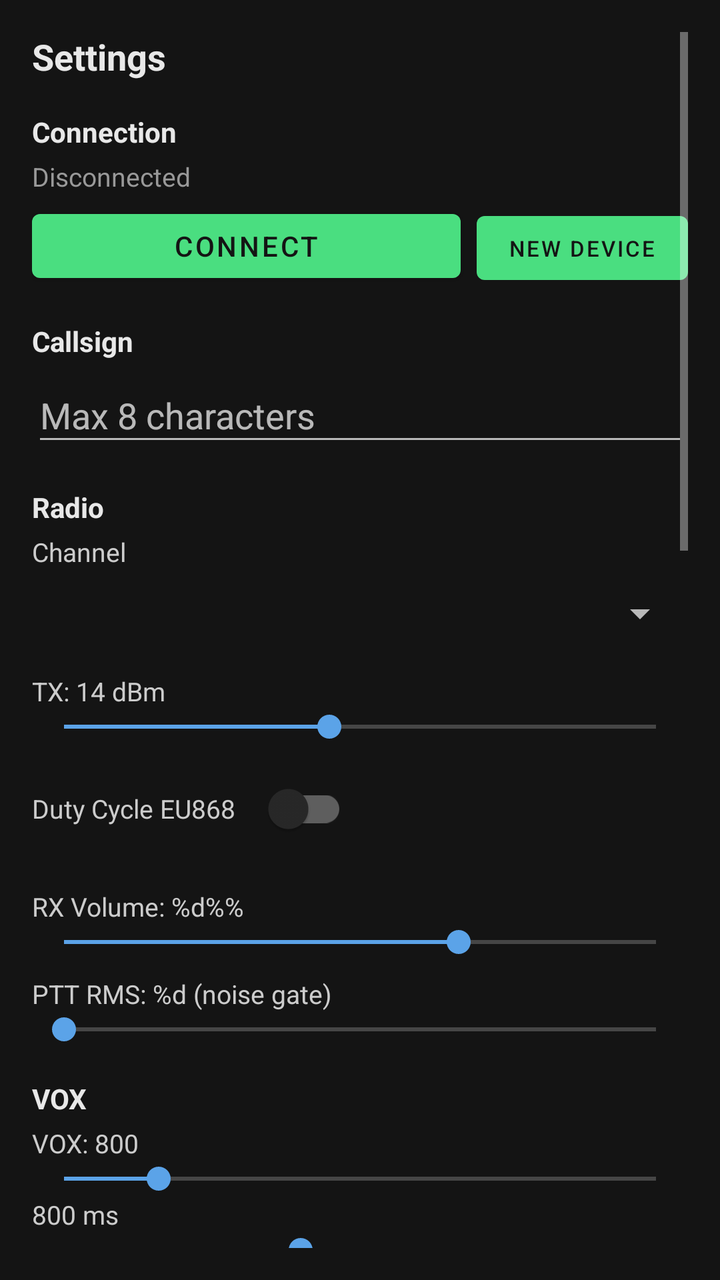
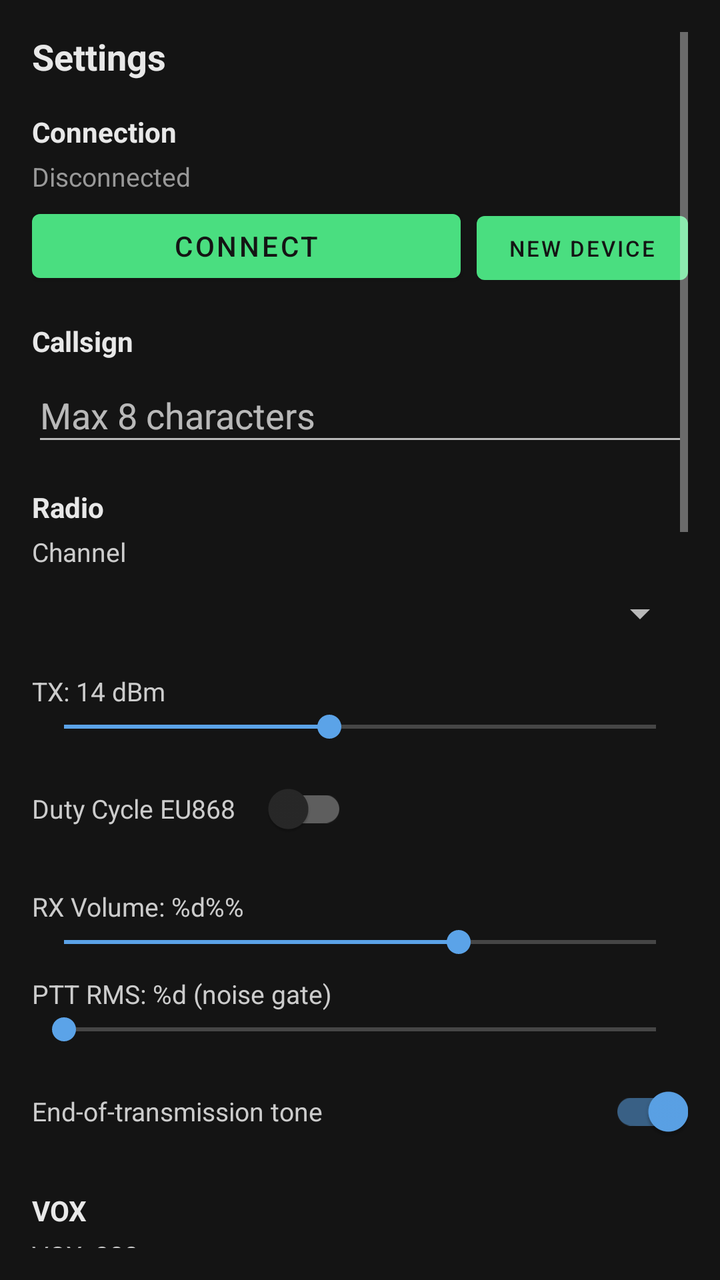

Compare the two renders of this Android layout. The source of the first and the diff that turns it into the second are given below.
<!-- AndroidManifest.xml: application theme Theme.MeshTRX -->
<!-- res/layout/fragment_settings.xml -->
<?xml version="1.0" encoding="utf-8"?>
<ScrollView xmlns:android="http://schemas.android.com/apk/res/android"
    android:layout_width="match_parent"
    android:layout_height="match_parent"
    android:padding="16dp"
    android:background="#141414">

    <LinearLayout
        android:layout_width="match_parent"
        android:layout_height="wrap_content"
        android:orientation="vertical">

        <TextView android:layout_width="wrap_content" android:layout_height="wrap_content"
            android:text="@string/settings_title" android:textSize="18sp" android:textStyle="bold"
            android:textColor="#e8e8e8" android:layout_marginBottom="16dp" />

        
        <TextView android:layout_width="wrap_content" android:layout_height="wrap_content"
            android:text="@string/connection" android:textSize="14sp" android:textStyle="bold"
            android:textColor="#e8e8e8" android:layout_marginBottom="4dp" />

        <TextView android:id="@+id/tvConnStatus"
            android:layout_width="match_parent" android:layout_height="wrap_content"
            android:text="@string/disconnected" android:textSize="13sp" android:textColor="#999"
            android:layout_marginBottom="4dp" />

        <LinearLayout
            android:layout_width="match_parent" android:layout_height="wrap_content"
            android:orientation="horizontal" android:layout_marginBottom="16dp">
            <Button android:id="@+id/btnConnect"
                android:layout_width="0dp" android:layout_height="44dp" android:layout_weight="1"
                android:text="@string/connect" />
            <Button android:id="@+id/btnForgetDevice"
                android:layout_width="wrap_content" android:layout_height="44dp"
                android:text="@string/new_device" android:textSize="11sp"
                android:layout_marginStart="8dp" />
        </LinearLayout>

        
        <TextView android:layout_width="wrap_content" android:layout_height="wrap_content"
            android:text="@string/callsign" android:textSize="14sp" android:textStyle="bold"
            android:textColor="#e8e8e8" android:layout_marginBottom="4dp" />
        <EditText android:id="@+id/etCallSign"
            android:layout_width="match_parent" android:layout_height="44dp"
            android:hint="@string/callsign_hint" android:maxLength="8"
            android:inputType="text" android:singleLine="true"
            android:layout_marginBottom="16dp" />

        
        <TextView android:layout_width="wrap_content" android:layout_height="wrap_content"
            android:text="@string/radio" android:textSize="14sp" android:textStyle="bold"
            android:textColor="#e8e8e8" android:layout_marginBottom="4dp" />

        
        <TextView android:layout_width="wrap_content" android:layout_height="wrap_content"
            android:text="@string/channel_label" android:textSize="13sp" android:textColor="#cccccc" />
        <Spinner android:id="@+id/spinnerChannel"
            android:layout_width="match_parent" android:layout_height="44dp"
            android:layout_marginBottom="8dp" />

        <TextView android:id="@+id/tvTxPower"
            android:layout_width="wrap_content" android:layout_height="wrap_content"
            android:text="TX: 14 dBm" android:textSize="13sp" android:textColor="#cccccc" />
        <SeekBar android:id="@+id/seekTxPower"
            android:layout_width="match_parent" android:layout_height="wrap_content"
            android:min="1" android:max="30" android:progress="14" />

        <LinearLayout
            android:layout_width="match_parent" android:layout_height="wrap_content"
            android:orientation="horizontal" android:gravity="center_vertical"
            android:layout_marginTop="8dp" android:layout_marginBottom="16dp">
            <TextView android:layout_width="wrap_content" android:layout_height="wrap_content"
                android:text="@string/duty_cycle" android:textSize="13sp" android:textColor="#cccccc" />
            <com.google.android.material.switchmaterial.SwitchMaterial
                android:id="@+id/switchDutyCycle"
                android:layout_width="wrap_content" android:layout_height="wrap_content"
                android:layout_marginStart="8dp" />
        </LinearLayout>

        
        <TextView android:id="@+id/tvRxVolume"
            android:layout_width="wrap_content" android:layout_height="wrap_content"
            android:text="@string/rx_volume" android:textSize="13sp" android:textColor="#cccccc" />
        <SeekBar android:id="@+id/seekRxVolume"
            android:layout_width="match_parent" android:layout_height="wrap_content"
            android:max="300" android:progress="200"
            android:layout_marginBottom="8dp" />

        
        <TextView android:id="@+id/tvPttRms"
            android:layout_width="wrap_content" android:layout_height="wrap_content"
            android:text="@string/ptt_rms" android:textSize="13sp" android:textColor="#cccccc" />
        <SeekBar android:id="@+id/seekPttRms"
            android:layout_width="match_parent" android:layout_height="wrap_content"
            android:max="1000" android:progress="0"
            android:layout_marginBottom="16dp" />

        
        <TextView android:layout_width="wrap_content" android:layout_height="wrap_content"
            android:text="VOX" android:textSize="14sp" android:textStyle="bold"
            android:textColor="#e8e8e8" android:layout_marginBottom="4dp" />
        <TextView android:id="@+id/tvVoxThreshold"
            android:layout_width="wrap_content" android:layout_height="wrap_content"
            android:text="VOX: 800" android:textSize="13sp" android:textColor="#cccccc" />
        <SeekBar android:id="@+id/seekVoxThreshold"
            android:layout_width="match_parent" android:layout_height="wrap_content"
            android:max="5000" android:progress="800" />
        <TextView android:id="@+id/tvVoxHangtime"
            android:layout_width="wrap_content" android:layout_height="wrap_content"
            android:text="800 ms" android:textSize="13sp" android:textColor="#cccccc" />
        <SeekBar android:id="@+id/seekVoxHangtime"
            android:layout_width="match_parent" android:layout_height="wrap_content"
            android:max="2000" android:progress="800"
            android:layout_marginBottom="16dp" />

        
        <TextView android:layout_width="wrap_content" android:layout_height="wrap_content"
            android:text="@string/beacon" android:textSize="14sp" android:textStyle="bold"
            android:textColor="#e8e8e8" android:layout_marginBottom="4dp" />
        <Spinner android:id="@+id/spinnerBeaconInterval"
            android:layout_width="match_parent" android:layout_height="44dp"
            android:layout_marginBottom="16dp" />

        
        <TextView android:layout_width="wrap_content" android:layout_height="wrap_content"
            android:text="@string/peer_list" android:textSize="14sp" android:textStyle="bold"
            android:textColor="#e8e8e8" android:layout_marginBottom="4dp" />
        <TextView android:id="@+id/tvPeerTimeout"
            android:layout_width="wrap_content" android:layout_height="wrap_content"
            android:text="@string/remove_after" android:textSize="13sp" android:textColor="#cccccc" />
        <Spinner android:id="@+id/spinnerPeerTimeout"
            android:layout_width="match_parent" android:layout_height="44dp"
            android:layout_marginBottom="16dp" />

        
        <TextView android:layout_width="wrap_content" android:layout_height="wrap_content"
            android:text="@string/file_history" android:textSize="14sp" android:textStyle="bold"
            android:textColor="#e8e8e8" android:layout_marginBottom="4dp" />
        <Spinner android:id="@+id/spinnerFileHistory"
            android:layout_width="match_parent" android:layout_height="44dp"
            android:layout_marginBottom="16dp" />

        
        <TextView android:layout_width="wrap_content" android:layout_height="wrap_content"
            android:text="@string/language" android:textSize="14sp" android:textStyle="bold"
            android:textColor="#e8e8e8" android:layout_marginBottom="4dp" />
        <Spinner android:id="@+id/spinnerLanguage"
            android:layout_width="match_parent" android:layout_height="44dp"
            android:layout_marginBottom="16dp" />

        
        <Button android:id="@+id/btnApplySettings"
            android:layout_width="match_parent" android:layout_height="48dp"
            android:text="@string/apply_save"
            android:layout_marginBottom="16dp" />

        
        <Button android:id="@+id/btnClearPeers"
            android:layout_width="match_parent" android:layout_height="44dp"
            android:text="@string/clear_peers"
            android:textColor="#ff6b6b"
            android:backgroundTint="#2a1a1a"
            android:layout_marginBottom="16dp" />

        
        <TextView android:layout_width="wrap_content" android:layout_height="wrap_content"
            android:text="@string/repeater_title" android:textSize="14sp" android:textStyle="bold"
            android:textColor="#e8e8e8" android:layout_marginBottom="4dp" />
        <TextView android:layout_width="match_parent" android:layout_height="wrap_content"
            android:text="@string/repeater_warning" android:textSize="11sp" android:textColor="#ff6b6b"
            android:layout_marginBottom="8dp" />
        <TextView android:layout_width="wrap_content" android:layout_height="wrap_content"
            android:text="@string/wifi_ssid" android:textSize="13sp" android:textColor="#cccccc" />
        <EditText android:id="@+id/etRepeaterSsid"
            android:layout_width="match_parent" android:layout_height="40dp"
            android:hint="MeshTRX-Repeater" android:textSize="13sp"
            android:inputType="text" android:singleLine="true"
            android:layout_marginBottom="4dp" />
        <TextView android:layout_width="wrap_content" android:layout_height="wrap_content"
            android:text="@string/wifi_password" android:textSize="13sp" android:textColor="#cccccc" />
        <EditText android:id="@+id/etRepeaterPass"
            android:layout_width="match_parent" android:layout_height="40dp"
            android:hint="meshtrx123" android:textSize="13sp"
            android:inputType="textPassword" android:singleLine="true"
            android:layout_marginBottom="4dp" />
        <TextView android:layout_width="wrap_content" android:layout_height="wrap_content"
            android:text="@string/static_ip" android:textSize="13sp" android:textColor="#cccccc" />
        <EditText android:id="@+id/etRepeaterIp"
            android:layout_width="match_parent" android:layout_height="40dp"
            android:hint="192.168.1.100" android:textSize="13sp"
            android:inputType="text" android:singleLine="true"
            android:layout_marginBottom="8dp" />
        <Button android:id="@+id/btnRepeaterOn"
            android:layout_width="match_parent" android:layout_height="44dp"
            android:text="@string/activate_repeater" android:textSize="13sp"
            android:textColor="#ff6b6b" android:backgroundTint="#3a1e1e"
            android:enabled="false"
            android:layout_marginBottom="8dp" />
        <Button android:id="@+id/btnRepeaterOff"
            android:layout_width="match_parent" android:layout_height="44dp"
            android:text="@string/deactivate_repeater" android:textSize="13sp"
            android:textColor="#4ade80" android:backgroundTint="#1e3a1e"
            android:enabled="false"
            android:layout_marginBottom="16dp" />

        
        <TextView android:id="@+id/tvDeviceInfo"
            android:layout_width="match_parent" android:layout_height="wrap_content"
            android:textSize="12sp" android:textColor="#999" android:fontFamily="monospace" />
    </LinearLayout>
</ScrollView>
<!-- resources referenced by this layout -->
<resources>
  <string name="activate_repeater">ACTIVATE REPEATER</string>
  <string name="apply_save">Apply and save</string>
  <string name="beacon">Beacon</string>
  <string name="callsign">Callsign</string>
  <string name="callsign_hint">Max 8 characters</string>
  <string name="channel_label">Channel</string>
  <string name="clear_peers">Clear subscriber list</string>
  <string name="connect">Connect</string>
  <string name="connection">Connection</string>
  <string name="deactivate_repeater">Deactivate Repeater</string>
  <string name="disconnected">Disconnected</string>
  <string name="duty_cycle">Duty Cycle EU868</string>
  <string name="file_history">File history</string>
  <string name="language">Language</string>
  <string name="new_device">New device</string>
  <string name="peer_list">Peer list</string>
  <string name="ptt_rms">PTT RMS: %d (noise gate)</string>
  <string name="radio">Radio</string>
  <string name="remove_after">Remove after: 60 min</string>
  <string name="repeater_title">Repeater</string>
  <string name="repeater_warning">Device will restart in repeater mode. Connect to WiFi AP to monitor.</string>
  <string name="rx_volume">RX Volume: %d%%</string>
  <string name="settings_title">Settings</string>
  <string name="static_ip">Static IP (optional)</string>
  <string name="wifi_password">WiFi Password</string>
  <string name="wifi_ssid">WiFi SSID (optional)</string>
  <style name="Theme.MeshTRX" parent="Theme.MaterialComponents.NoActionBar">
          <item name="colorPrimary">#4ade80</item>
          <item name="colorPrimaryVariant">#2d5a2d</item>
          <item name="colorOnPrimary">#141414</item>
          <item name="colorSecondary">#5ba3e8</item>
          <item name="colorOnSecondary">#141414</item>
          <item name="android:windowBackground">#141414</item>
          <item name="android:statusBarColor">#141414</item>
          <item name="android:navigationBarColor">#111111</item>
          <item name="android:windowLightStatusBar">false</item>
      </style>
</resources>

<!-- the commit's change to res/layout/fragment_settings.xml (unified diff, before → after) -->
@@ -93,7 +93,21 @@
         <SeekBar android:id="@+id/seekPttRms"
             android:layout_width="match_parent" android:layout_height="wrap_content"
             android:max="1000" android:progress="0"
-            android:layout_marginBottom="16dp" />
+            android:layout_marginBottom="8dp" />
+
+        
+        <LinearLayout
+            android:layout_width="match_parent" android:layout_height="wrap_content"
+            android:orientation="horizontal" android:gravity="center_vertical"
+            android:layout_marginBottom="16dp">
+            <TextView android:layout_width="0dp" android:layout_weight="1"
+                android:layout_height="wrap_content"
+                android:text="@string/roger_beep" android:textSize="13sp" android:textColor="#cccccc" />
+            <com.google.android.material.switchmaterial.SwitchMaterial
+                android:id="@+id/switchRogerBeep"
+                android:layout_width="wrap_content" android:layout_height="wrap_content"
+                android:layout_marginStart="8dp" android:checked="true" />
+        </LinearLayout>
 
         
         <TextView android:layout_width="wrap_content" android:layout_height="wrap_content"
<!-- resource entries referenced after the edit -->
@@ -21,6 +21,7 @@
   <string name="remove_after">Remove after: 60 min</string>
   <string name="repeater_title">Repeater</string>
   <string name="repeater_warning">Device will restart in repeater mode. Connect to WiFi AP to monitor.</string>
+  <string name="roger_beep">End-of-transmission tone</string>
   <string name="rx_volume">RX Volume: %d%%</string>
   <string name="settings_title">Settings</string>
   <string name="static_ip">Static IP (optional)</string>
